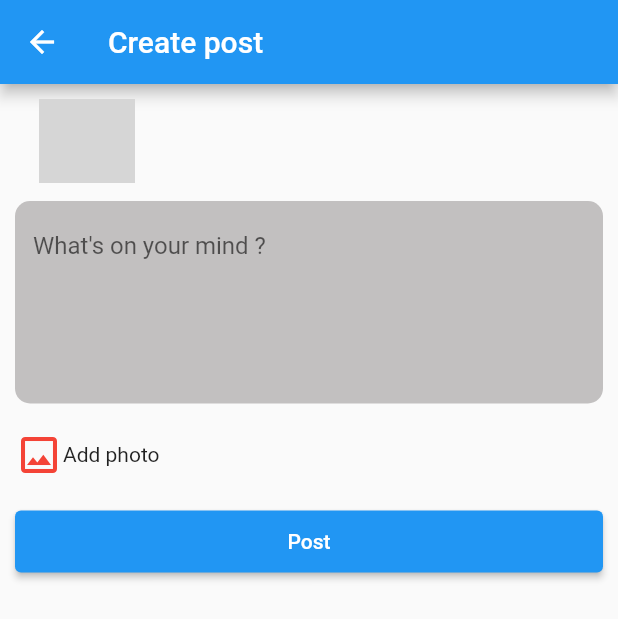
After one commit to s448/disan, a Flutter app: the HomePage screen opened directly, tab 2 chosen, after a tap on "Din a Dan .. Here", on a phone screen of 412 x 824 dp. The commit adds this screen. Shown: the top 619 px of the screen. Run offline on Flutter 3.47's test engine with Material 2 defaults, Android fonts, the light colour scheme and no system bars; our stand-ins replace auth_buttons, chips_choice, cloud_firestore, firebase_auth, firebase_core, firebase_storage and 10 more; missing offline and left inert: flutter_facebook_auth, multi_image_picker; accounts and stored records are empty; network calls fail; grey boxes are pictures that could not be loaded.

Commit message:
timeline page & create post

```diff
--- a/lib/Controller/shop_tap_controller.dart
+++ b/lib/Controller/shop_tap_controller.dart
@@ -6,6 +6,7 @@ class ShopTapController extends GetxController {
   @override
   void onInit() async {
     trendingProfiles.value = await getTrendingProfiles();
+    update();
     print(trendingProfiles);
     super.onInit();
   }
@@ -33,9 +34,6 @@ class ShopTapController extends GetxController {
     }
   }
 
-  //get the categories
-  getCategories() {}
-
   //best selling products
   getBestSelling() async {}
 }
--- a/lib/Controller/user_controller.dart
+++ b/lib/Controller/user_controller.dart
@@ -8,16 +8,26 @@ class UserController extends GetxController {
   final FirebaseFirestore _firestore = FirebaseFirestore.instance;
   User? currentUser;
   UserModel userModel = UserModel();
+  UserModel curentUserModel = UserModel();
+
   @override
   void onInit() async {
     currentUser = _auth.currentUser;
-    // userModel = getUserModel(currentUser!.uid);
-    print(userModel.toJson());
+    curentUserModel = await getUserModel(currentUser!.uid).first;
+    print("Current user is ====> \n");
+    print(curentUserModel.toJson());
     super.onInit();
   }
 
-  Stream<dynamic> getUserModel(String userId) {
+  Stream<UserModel> getUserModel(String userId) {
     var result = _firestore.collection('users').doc(userId).snapshots();
-    return result;
+    return result.map((snapshot) {
+      if (snapshot.exists) {
+        userModel = UserModel.fromJson(snapshot.data() as Map<String, dynamic>);
+        return userModel;
+      } else {
+        return UserModel();
+      }
+    });
   }
 }
--- a/lib/Core/style/colors.dart
+++ b/lib/Core/style/colors.dart
@@ -1,5 +1,5 @@
 import 'package:flutter/material.dart';
 
-const primaryColor = Color(0xFF235ACE);
+const primaryColor = Colors.blue;
 const primaryColorDark = Color(0xFF062273);
 const primaryColorLight = Color(0xFF7AB0EE);
--- /dev/null
+++ b/lib/Model/dan_model.dart
@@ -0,0 +1,57 @@
+import 'package:cloud_firestore/cloud_firestore.dart';
+import 'package:disan/Model/user_model.dart';
+import 'comment_model.dart';
+
+class DanModel {
+  String? id;
+  UserModel? user;
+  Timestamp? date;
+  String? description;
+  List<String>? imgs;
+  int? likes;
+  List<Comment>? comments;
+  double? rating;
+
+  DanModel(
+      {this.id,
+      this.user,
+      this.date,
+      this.description,
+      this.imgs,
+      this.likes,
+      this.comments,
+      this.rating});
+
+  DanModel.fromJson(Map<String, dynamic> json) {
+    id = json['id'];
+    user = json['user'] != null ? UserModel.fromJson(json['user']) : null;
+    date = json['date'];
+    description = json['description'];
+    imgs = json['imgs'].cast<String>();
+    likes = json['likes'];
+    if (json['comments'] != null) {
+      comments = <Comment>[];
+      json['comments'].forEach((v) {
+        comments!.add(Comment.fromJson(v));
+      });
+    }
+    rating = json['rating'];
+  }
+
+  Map<String, dynamic> toJson() {
+    final Map<String, dynamic> data = new Map<String, dynamic>();
+    data['id'] = this.id;
+    if (user != null) {
+      data['user'] = user!.toJson();
+    }
+    data['date'] = this.date;
+    data['description'] = this.description;
+    data['imgs'] = this.imgs;
+    data['likes'] = this.likes;
+    if (this.comments != null) {
+      data['comments'] = this.comments!.map((v) => v.toJson()).toList();
+    }
+    data['rating'] = this.rating;
+    return data;
+  }
+}
--- a/lib/Service/uploda_file_to_firebase.dart
+++ b/lib/Service/uploda_file_to_firebase.dart
@@ -5,13 +5,11 @@ import 'package:get/get.dart';
 import 'package:image_picker/image_picker.dart';
 
 class ImageUploader {
-  final _picker = ImagePicker();
   final _storage = FirebaseStorage.instance;
   String imageUrl = '';
 
-  Future<String> uploadImage() async {
+  Future<String> uploadImage(XFile? pickedFile) async {
     // Select image from gallery
-    final pickedFile = await _picker.pickImage(source: ImageSource.gallery);
 
     if (pickedFile != null) {
       // Create a unique filename for the image
--- a/lib/View/Screens/navbar/home_page.dart
+++ b/lib/View/Screens/navbar/home_page.dart
@@ -1,5 +1,6 @@
 import 'package:disan/Controller/user_controller.dart';
 import 'package:disan/View/Screens/navbar/shop/shop_page.dart';
+import 'package:disan/View/Screens/navbar/timeline/timeline_page.dart';
 import 'package:disan/routes.dart';
 import 'package:flutter/cupertino.dart';
 import 'package:flutter/material.dart';
@@ -63,7 +64,7 @@ class HomePage extends StatelessWidget {
               child: TabBarView(
                 children: [
                   ShopPage(),
-                  const Center(child: Text('Tab 2 Content')),
+                  TimelinePage(),
                 ],
               ),
             ),
--- a/lib/View/Screens/navbar/shop/shop_page.dart
+++ b/lib/View/Screens/navbar/shop/shop_page.dart
@@ -1,6 +1,7 @@
 import 'package:disan/Controller/shop_tap_controller.dart';
 import 'package:disan/Core/constants/shop_categories.dart';
 import 'package:disan/View/Widgets/grid_tile_tem.dart';
+import 'package:disan/routes.dart';
 import 'package:flutter/material.dart';
 import 'package:get/get.dart';
 
@@ -9,6 +10,7 @@ class ShopPage extends StatelessWidget {
   final controller = Get.put(ShopTapController(), permanent: true);
   @override
   Widget build(BuildContext context) {
+    return Obx(() {
       return SingleChildScrollView(
         physics: const NeverScrollableScrollPhysics(),
         child: Column(
@@ -27,27 +29,38 @@ class ShopPage extends StatelessWidget {
               ),
             ),
             // const SizedBox(height: 6),
-          SizedBox(
+            // ignore: invalid_use_of_protected_member
+            controller.trendingProfiles.value.isEmpty
+                ? const Center(child: CircularProgressIndicator())
+                : SizedBox(
                     width: Get.width,
                     height: Get.height * 0.2,
                     child: ListView.builder(
                       scrollDirection: Axis.horizontal,
-              itemCount: controller.trendingProfiles.length,
+                      // ignore: invalid_use_of_protected_member
+                      itemCount: controller.trendingProfiles.value.length,
                       itemBuilder: (context, index) {
-                final profile = controller.trendingProfiles[index];
+                        final profile =
+                            // ignore: invalid_use_of_protected_member
+                            controller.trendingProfiles.value[index];
                         final profilePicUrl = profile.profile;
+                        final uid = profile.id;
                         final name = profile.name;
-                return Container(
+                        return InkWell(
+                          onTap: () => Get.toNamed(Routes.profile,
+                              arguments: {"uid": uid}),
+                          child: Container(
                             padding: const EdgeInsets.all(8.0),
                             decoration: BoxDecoration(
                               borderRadius: BorderRadius.circular(15.0),
                             ),
-                  width: Get.width / 2,
-                  height: Get.height / 6,
+                            width: Get.width / 2.3,
+                            height: Get.height / 6.5,
                             child: GridTileItem(
                               networking: true,
                               name: name.toString(),
                               img: profilePicUrl.toString(),
+                            ),
                           ),
                         );
                       },
@@ -64,14 +77,11 @@ class ShopPage extends StatelessWidget {
                 ),
               ),
             ),
-          // const SizedBox(height: 6),
             SizedBox(
               width: Get.width,
-            // height: Get.height * 0.6,
               child: GridView.count(
                 primary: false,
                 padding: const EdgeInsets.all(6),
-              // crossAxisSpacing: 10,
                 mainAxisSpacing: 10,
                 crossAxisCount: 3,
                 shrinkWrap: true,
@@ -98,5 +108,6 @@ class ShopPage extends StatelessWidget {
           ],
         ),
       );
+    });
   }
 }
--- /dev/null
+++ b/lib/View/Screens/navbar/timeline/create_post_page.dart
@@ -0,0 +1,113 @@
+import 'package:disan/Controller/timeline_tap_controller.dart';
+import 'package:disan/Controller/user_controller.dart';
+import 'package:disan/Core/style/button_style.dart';
+import 'package:disan/View/Widgets/img_tile.dart';
+import 'package:flutter/material.dart';
+import 'package:get/get.dart';
+
+class CreatePostPage extends StatelessWidget {
+  CreatePostPage({super.key});
+  final userController = Get.find<UserController>();
+  final controller = Get.put(TimelineTapController());
+  @override
+  Widget build(BuildContext context) {
+    final currentUserModel = userController.curentUserModel;
+
+    return Scaffold(
+      appBar: AppBar(
+        title: Text("Create post".tr),
+      ),
+      body: Obx(() {
+        return SingleChildScrollView(
+          padding: const EdgeInsets.all(10.0),
+          child: Column(
+            children: [
+              ListTile(
+                leading: CircleAvatar(
+                  radius: 32.0,
+                  backgroundColor: Colors.blue,
+                  backgroundImage: NetworkImage(
+                    currentUserModel.profile.toString(),
+                  ),
+                ),
+                title: Text(currentUserModel.name.toString()),
+              ),
+              const SizedBox(
+                height: 12.0,
+              ),
+              TextFormField(
+                onChanged: (value) {
+                  controller.description.value = value;
+                },
+                maxLines: 6,
+                minLines: 5,
+                decoration: InputDecoration(
+                  border: OutlineInputBorder(
+                    borderRadius: BorderRadius.circular(10.0),
+                    borderSide: BorderSide.none,
+                  ),
+                  fillColor: const Color.fromARGB(255, 194, 192, 192),
+                  filled: true,
+                  // border: InputBorder.none,
+                  hintText: "What's on your mind ?".tr,
+                ),
+              ),
+              const SizedBox(
+                height: 12.0,
+              ),
+              InkWell(
+                onTap: () => controller.pickMultipleImages(),
+                child: Padding(
+                  padding: const EdgeInsets.symmetric(vertical: 6.0),
+                  child: Row(
+                    mainAxisAlignment: MainAxisAlignment.start,
+                    children: [
+                      const Icon(
+                        Icons.image_outlined,
+                        color: Colors.red,
+                        size: 32,
+                      ),
+                      Text("Add photo".tr),
+                    ],
+                  ),
+                ),
+              ),
+              controller.images!.isEmpty
+                  ? const SizedBox()
+                  : SizedBox(
+                      height: Get.height * 0.18,
+                      child: GridView.builder(
+                        gridDelegate:
+                            const SliverGridDelegateWithFixedCrossAxisCount(
+                          crossAxisCount: 3,
+                        ),
+                        itemCount: controller.images!.length,
+                        itemBuilder: (context, index) {
+                          return ImageTile(xFile: controller.images![index]);
+                        },
+                      ),
+                    ),
+              const SizedBox(
+                height: 12.0,
+              ),
+              ElevatedButton(
+                onPressed: () => controller.createPost(),
+                style: primaryButtonStyle,
+                child: controller.postButtonUploading.value
+                    ? const Padding(
+                        padding: EdgeInsets.all(4.0),
+                        child: CircularProgressIndicator(
+                          color: Colors.white,
+                        ),
+                      )
+                    : Text(
+                        "Post".tr,
+                      ),
+              )
+            ],
+          ),
+        );
+      }),
+    );
+  }
+}
--- /dev/null
+++ b/lib/View/Screens/navbar/timeline/timeline_page.dart
@@ -0,0 +1,64 @@
+import 'package:disan/Controller/user_controller.dart';
+import 'package:disan/routes.dart';
+import 'package:flutter/material.dart';
+import 'package:get/get.dart';
+
+class TimelinePage extends StatelessWidget {
+  TimelinePage({super.key});
+  final userController = Get.find<UserController>();
+  @override
+  Widget build(BuildContext context) {
+    final currentUserModel = userController.curentUserModel;
+    print(currentUserModel.toJson());
+    return
+        // Obx(
+        //   () =>
+        SingleChildScrollView(
+      physics: const NeverScrollableScrollPhysics(),
+      child: Column(
+        children: [
+          SizedBox(
+            // height: Get.height * 0.23,
+            width: Get.width,
+            child: Padding(
+              padding: const EdgeInsets.symmetric(vertical: 12.0),
+              child: InkWell(
+                onTap: () => Get.toNamed(Routes.createPost),
+                child: ListTile(
+                  leading: CircleAvatar(
+                    radius: 32.0,
+                    backgroundColor: Colors.blue,
+                    backgroundImage: NetworkImage(
+                      currentUserModel.profile.toString(),
+                    ),
+                  ),
+                  title: Container(
+                    padding: const EdgeInsets.all(10.0),
+                    decoration: BoxDecoration(
+                        border: Border.all(color: Colors.black54),
+                        borderRadius: BorderRadius.circular(6.0)),
+                    child: Text(
+                      "Din a Dan .. Here".tr,
+                      style: const TextStyle(
+                        color: Colors.black,
+                        fontWeight: FontWeight.w500,
+                      ),
+                    ),
+                  ),
+                ),
+              ),
+            ),
+          ),
+          const Padding(
+            padding: EdgeInsets.all(8.0),
+            child: Divider(
+              thickness: 1.5,
+              color: Colors.black45,
+            ),
+          )
+        ],
+      ),
+      // ),
+    );
+  }
+}
--- a/lib/routes.dart
+++ b/lib/routes.dart
@@ -5,6 +5,7 @@ import 'package:disan/View/Screens/auth/select_account_type.dart';
 import 'package:disan/View/Screens/auth/signup.dart';
 import 'package:disan/View/Screens/introduction_page.dart';
 import 'package:disan/View/Screens/navbar/navbar.dart';
+import 'package:disan/View/Screens/navbar/timeline/create_post_page.dart';
 import 'package:disan/View/Screens/user/user_profile.dart';
 import 'package:disan/View/Widgets/google_maps_window.dart';
 import 'package:get/get.dart';
@@ -19,6 +20,7 @@ class Routes {
   static String completeUserInfo = "/CompleteAccountInfo";
   static String maps = "/maps";
   static String profile = "/profile";
+  static String createPost = '/createpost';
 }
 
 final getPages = [
@@ -58,4 +60,8 @@ final getPages = [
     name: Routes.profile,
     page: () => ProfilePage(),
   ),
+  GetPage(
+    name: Routes.createPost,
+    page: () => CreatePostPage(),
+  ),
 ];
--- a/pubspec.yaml
+++ b/pubspec.yaml
@@ -30,6 +30,8 @@ dependencies:
   ionicons: ^0.2.2
   introduction_screen: ^3.1.12
   chips_choice: ^3.0.1
+  multi_image_picker: ^4.8.01
+  permission_handler: ^11.0.1
 
 
 dev_dependencies:
```
Also changed, not shown: lib/Controller/auth_controller.dart (+7 -2 lines), lib/Controller/timeline_tap_controller.dart (+114 -0 lines), lib/Model/comment_model.dart (added, +23 -0 lines), lib/View/Widgets/grid_tile_tem.dart (+6 -6 lines), lib/View/Widgets/img_tile.dart (added, +20 -0 lines), lib/View/Widgets/profile_view.dart (+18 -9 lines), pubspec.lock, 2 other files. Lines whose indentation alone changed are shown as unchanged.
